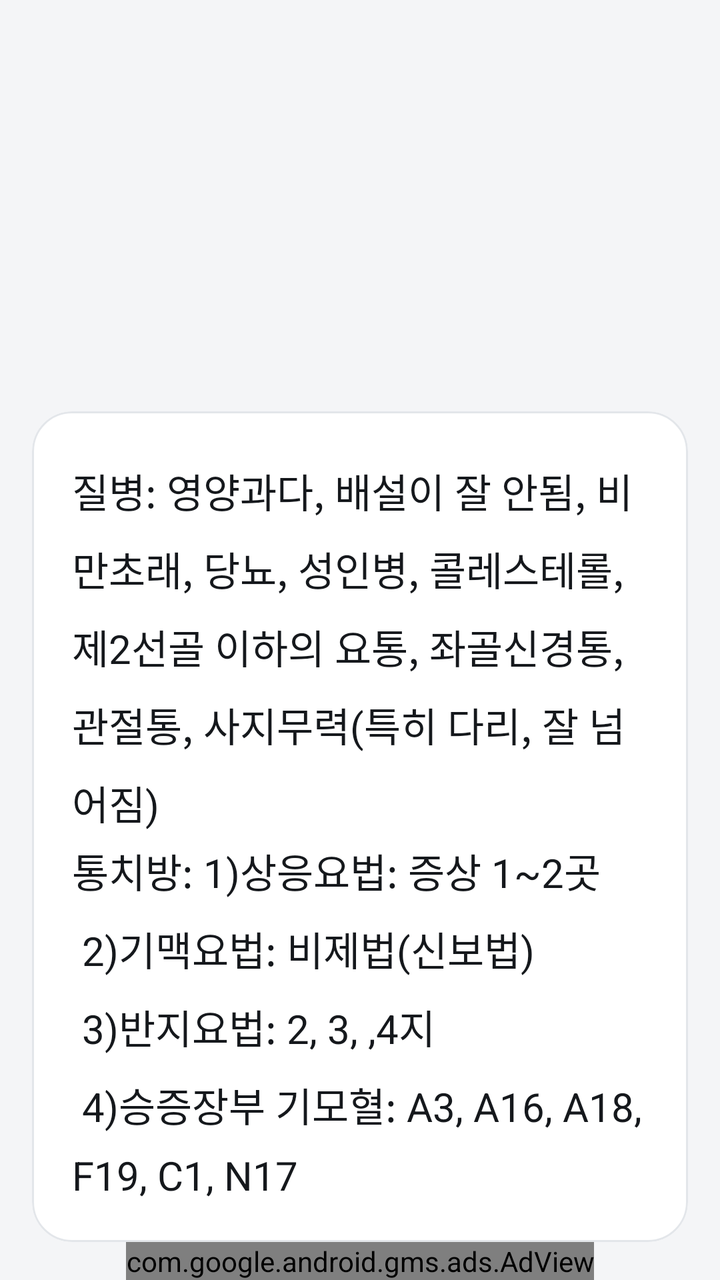
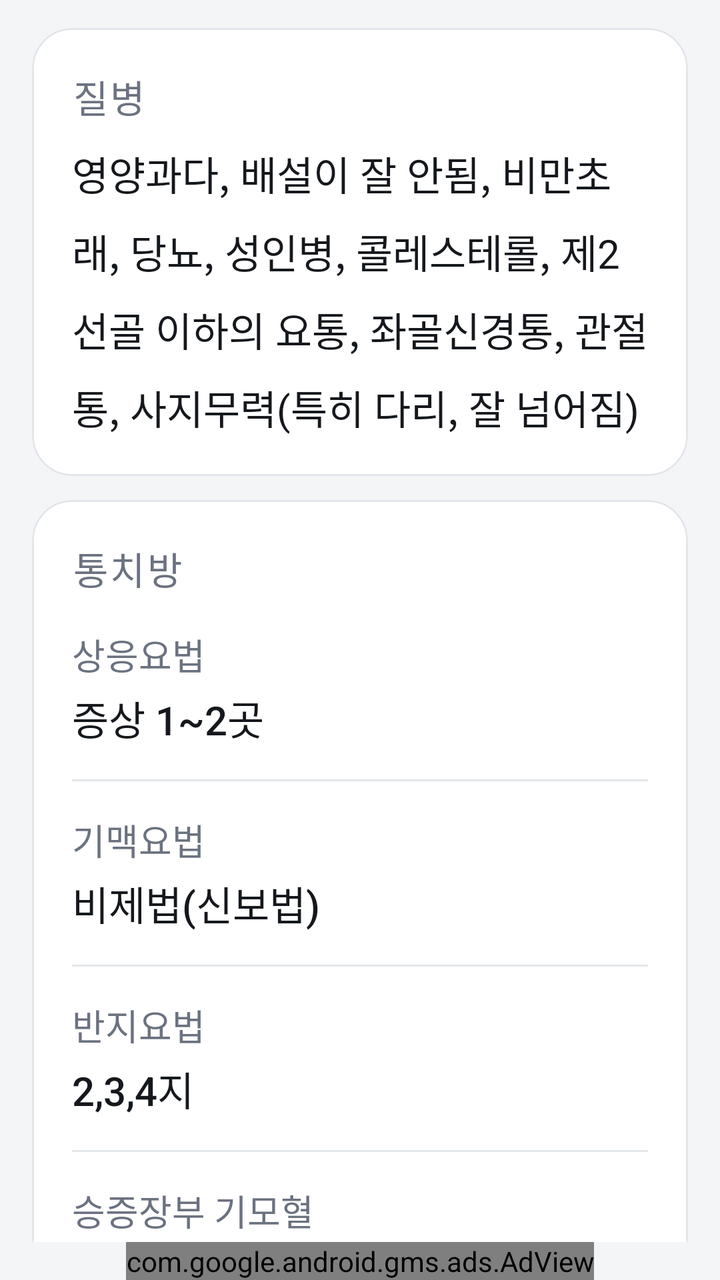

Two renders of the same Android screen: before a commit and after it. Below are the layout's source before the change and the commit's diff.
<!-- AndroidManifest.xml: application theme AppTheme -->
<!-- res/layout/activity_eumsil.xml -->
<RelativeLayout xmlns:android="http://schemas.android.com/apk/res/android"
    xmlns:tools="http://schemas.android.com/tools"
    xmlns:app="http://schemas.android.com/apk/res-auto"
    xmlns:ads="http://schemas.android.com/apk/res-auto"
    android:layout_width="match_parent"
    android:layout_height="match_parent"
    android:paddingTop="@dimen/activity_vertical_margin"
    android:paddingLeft="@dimen/activity_horizontal_margin"
    android:paddingRight="@dimen/activity_horizontal_margin"
    tools:context=".MainActivity" >

    <ScrollView
        android:layout_above="@id/adView"
        android:layout_width="fill_parent"
        android:layout_height="wrap_content" >

        <com.google.android.material.card.MaterialCardView
            android:layout_width="match_parent"
            android:layout_height="wrap_content"
            app:cardBackgroundColor="@color/surface"
            app:cardCornerRadius="@dimen/card_radius"
            app:cardElevation="0dp"
            app:strokeColor="@color/outline"
            app:strokeWidth="1dp" >

        <LinearLayout
            android:layout_width="match_parent"
            android:layout_height="wrap_content"
            android:orientation="vertical"
            android:padding="20dp" >

            <TextView
                android:layout_width="wrap_content"
                android:layout_height="wrap_content"
                android:layout_marginTop="5dp"
                android:text="@string/eumsil"
                style="@style/myTextView" />

            <TextView
                android:layout_width="wrap_content"
                android:layout_height="wrap_content"
                android:layout_marginTop="5dp"
                android:text="@string/eumsil2"
                style="@style/myTextView" />

        </LinearLayout>
        </com.google.android.material.card.MaterialCardView>
    </ScrollView>

    <com.google.android.gms.ads.AdView
        android:id="@+id/adView"
        android:layout_width="wrap_content"
        android:layout_height="wrap_content"
        android:layout_centerHorizontal="true"
        android:layout_alignParentBottom="true"
        ads:adSize="BANNER"
        ads:adUnitId="@string/banner_ad_unit_id" />



</RelativeLayout>
<!-- resources referenced by this layout -->
<resources>
  <color name="outline">#E3E6EA</color>
  <color name="surface">#FFFFFF</color>
  <dimen name="activity_horizontal_margin">16dp</dimen>
  <dimen name="activity_vertical_margin">16dp</dimen>
  <dimen name="card_radius">20dp</dimen>
  <string name="banner_ad_unit_id">ca-app-pub-1253642133922353/2152469025</string>
  <string name="eumsil">질병: 영양과다, 배설이 잘 안됨, 비만초래,
                 당뇨, 성인병, 콜레스테롤, 제2선골 이하의 요통, 좌골신경통, 관절통,
                 사지무력(특히 다리, 잘 넘어짐)</string>
  <string name="eumsil2">통치방: 1)상응요법: 증상 1~2곳 \n
         2)기맥요법: 비제법(신보법)\n
         3)반지요법: 2, 3, ,4지\n
         4)승증장부 기모혈: A3, A16, A18, F19, C1, N17</string>
  <style name="myTextView">
          <item name="android:textSize">20sp</item>
          <item name="android:textColor">@color/text_primary</item>
          <item name="android:lineSpacingMultiplier">1.35</item>
      </style>
  <style name="AppTheme" parent="AppBaseTheme">
          <item name="colorPrimary">@color/bar</item>
          <item name="colorPrimaryDark">@color/bar_dark</item>
          <item name="colorAccent">@color/accent</item>
          <item name="android:windowBackground">@color/bg</item>
          <item name="android:buttonStyle">@style/AppButton</item>
      </style>
  <color name="text_primary">#15181C</color>
  <style name="AppBaseTheme" parent="Theme.MaterialComponents.Light.Bridge">
          
      </style>
  <color name="bar">#14171A</color>
  <color name="bar_dark">#0B0D0F</color>
  <color name="accent">#1F6E43</color>
  <color name="bg">#F4F5F7</color>
  <style name="AppButton" parent="Widget.AppCompat.Button">
          <item name="android:background">@drawable/button_test</item>
          <item name="android:textColor">@color/text_primary</item>
          <item name="android:textSize">24sp</item>
          <item name="android:fontFamily">sans-serif-medium</item>
          <item name="android:textAllCaps">false</item>
          <item name="android:minHeight">78dp</item>
          <item name="android:stateListAnimator">@null</item>
          <item name="android:elevation">0dp</item>
      </style>
  <color name="accent_soft">#E7F1EC</color>
  <!-- unchanged entries left out for length: 1 -->
</resources>

<!-- the commit's change to res/layout/activity_eumsil.xml (unified diff, before → after) -->
@@ -1,50 +1,182 @@
+<?xml version="1.0" encoding="utf-8"?>
 <RelativeLayout xmlns:android="http://schemas.android.com/apk/res/android"
     xmlns:tools="http://schemas.android.com/tools"
     xmlns:app="http://schemas.android.com/apk/res-auto"
     xmlns:ads="http://schemas.android.com/apk/res-auto"
     android:layout_width="match_parent"
     android:layout_height="match_parent"
-    android:paddingTop="@dimen/activity_vertical_margin"
-    android:paddingLeft="@dimen/activity_horizontal_margin"
-    android:paddingRight="@dimen/activity_horizontal_margin"
-    tools:context=".MainActivity" >
+    android:paddingLeft="16dp"
+    android:paddingRight="16dp"
+    android:paddingTop="14dp"
+    tools:context=".Eumsil" >
 
     <ScrollView
+        android:layout_width="match_parent"
+        android:layout_height="match_parent"
+        android:layout_alignParentTop="true"
         android:layout_above="@id/adView"
-        android:layout_width="fill_parent"
-        android:layout_height="wrap_content" >
-
-        <com.google.android.material.card.MaterialCardView
-            android:layout_width="match_parent"
-            android:layout_height="wrap_content"
-            app:cardBackgroundColor="@color/surface"
-            app:cardCornerRadius="@dimen/card_radius"
-            app:cardElevation="0dp"
-            app:strokeColor="@color/outline"
-            app:strokeWidth="1dp" >
+        android:clipToPadding="false"
+        android:paddingBottom="12dp"
+        android:scrollbars="none" >
 
         <LinearLayout
             android:layout_width="match_parent"
             android:layout_height="wrap_content"
-            android:orientation="vertical"
-            android:padding="20dp" >
+            android:orientation="vertical" >
 
-            <TextView
-                android:layout_width="wrap_content"
+            <com.google.android.material.card.MaterialCardView
+                android:layout_width="match_parent"
                 android:layout_height="wrap_content"
-                android:layout_marginTop="5dp"
-                android:text="@string/eumsil"
-                style="@style/myTextView" />
+                app:cardBackgroundColor="@color/surface"
+                app:cardCornerRadius="@dimen/card_radius"
+                app:cardElevation="0dp"
+                app:strokeColor="@color/outline"
+                app:strokeWidth="1dp" >
 
-            <TextView
-                android:layout_width="wrap_content"
+                <LinearLayout
+                    android:layout_width="match_parent"
+                    android:layout_height="wrap_content"
+                    android:orientation="vertical"
+                    android:padding="20dp" >
+
+                    <TextView
+                        android:layout_width="wrap_content"
+                        android:layout_height="wrap_content"
+                        android:text="@string/label_disease"
+                        style="@style/SectionTitle" />
+
+                    <TextView
+                        android:layout_width="match_parent"
+                        android:layout_height="wrap_content"
+                        android:layout_marginTop="10dp"
+                        android:text="@string/eumsil_disease"
+                        style="@style/myTextView" />
+                </LinearLayout>
+            </com.google.android.material.card.MaterialCardView>
+
+            <com.google.android.material.card.MaterialCardView
+                android:layout_width="match_parent"
                 android:layout_height="wrap_content"
-                android:layout_marginTop="5dp"
-                android:text="@string/eumsil2"
-                style="@style/myTextView" />
+                android:layout_marginTop="@dimen/card_gap"
+                app:cardBackgroundColor="@color/surface"
+                app:cardCornerRadius="@dimen/card_radius"
+                app:cardElevation="0dp"
+                app:strokeColor="@color/outline"
+                app:strokeWidth="1dp" >
 
+                <LinearLayout
+                    android:layout_width="match_parent"
+                    android:layout_height="wrap_content"
+                    android:orientation="vertical"
+                    android:padding="20dp" >
+
+                    <TextView
+                        android:layout_width="wrap_content"
+                        android:layout_height="wrap_content"
+                        android:text="@string/label_treatment"
+                        style="@style/SectionTitle" />
+
+                    <LinearLayout
+                        android:layout_width="match_parent"
+                        android:layout_height="wrap_content"
+                        android:layout_marginTop="16dp"
+                        android:orientation="vertical" >
+
+                        <TextView
+                            android:layout_width="wrap_content"
+                            android:layout_height="wrap_content"
+                            android:text="@string/label_sangeung"
+                            style="@style/FieldLabel" />
+
+                        <TextView
+                            android:layout_width="match_parent"
+                            android:layout_height="wrap_content"
+                            android:layout_marginTop="4dp"
+                            android:text="@string/eumsil_sangeung"
+                            style="@style/FieldValue" />
+                    </LinearLayout>
+
+                    <View
+                        android:layout_width="match_parent"
+                        android:layout_height="1dp"
+                        android:layout_marginTop="16dp"
+                        android:background="@color/outline" />
+
+                    <LinearLayout
+                        android:layout_width="match_parent"
+                        android:layout_height="wrap_content"
+                        android:layout_marginTop="16dp"
+                        android:orientation="vertical" >
+
+                        <TextView
+                            android:layout_width="wrap_content"
+                            android:layout_height="wrap_content"
+                            android:text="@string/label_gimaek"
+                            style="@style/FieldLabel" />
+
+                        <TextView
+                            android:layout_width="match_parent"
+                            android:layout_height="wrap_content"
+                            android:layout_marginTop="4dp"
+                            android:text="@string/eumsil_gimaek"
+                            style="@style/FieldValue" />
+                    </LinearLayout>
+
+                    <View
+                        android:layout_width="match_parent"
+                        android:layout_height="1dp"
+                        android:layout_marginTop="16dp"
+                        android:background="@color/outline" />
+
+                    <LinearLayout
+                        android:layout_width="match_parent"
+                        android:layout_height="wrap_content"
+                        android:layout_marginTop="16dp"
+                        android:orientation="vertical" >
+
+                        <TextView
+                            android:layout_width="wrap_content"
+                            android:layout_height="wrap_content"
+                            android:text="@string/label_banji"
+                            style="@style/FieldLabel" />
+
+                        <TextView
+                            android:layout_width="match_parent"
+                            android:layout_height="wrap_content"
+                            android:layout_marginTop="4dp"
+                            android:text="@string/eumsil_banji"
+                            style="@style/FieldValue" />
+                    </LinearLayout>
+
+                    <View
+                        android:layout_width="match_parent"
+                        android:layout_height="1dp"
+                        android:layout_marginTop="16dp"
+                        android:background="@color/outline" />
+
+                    <LinearLayout
+                        android:layout_width="match_parent"
+                        android:layout_height="wrap_content"
+                        android:layout_marginTop="16dp"
+                        android:orientation="vertical" >
+
+                        <TextView
+                            android:layout_width="wrap_content"
+                            android:layout_height="wrap_content"
+                            android:text="@string/label_gimohyeol"
+                            style="@style/FieldLabel" />
+
+                        <TextView
+                            android:layout_width="match_parent"
+                            android:layout_height="wrap_content"
+                            android:layout_marginTop="4dp"
+                            android:text="@string/eumsil_gimohyeol"
+                            style="@style/FieldValue" />
+                    </LinearLayout>
+
+                </LinearLayout>
+            </com.google.android.material.card.MaterialCardView>
         </LinearLayout>
-        </com.google.android.material.card.MaterialCardView>
     </ScrollView>
 
     <com.google.android.gms.ads.AdView
@@ -56,6 +188,4 @@
         ads:adSize="BANNER"
         ads:adUnitId="@string/banner_ad_unit_id" />
 
-
-
 </RelativeLayout>
<!-- resource entries referenced after the edit -->
@@ -2,17 +2,38 @@
 <resources>
   <color name="outline">#E3E6EA</color>
   <color name="surface">#FFFFFF</color>
-  <dimen name="activity_horizontal_margin">16dp</dimen>
-  <dimen name="activity_vertical_margin">16dp</dimen>
+  <dimen name="card_gap">12dp</dimen>
   <dimen name="card_radius">20dp</dimen>
   <string name="banner_ad_unit_id">ca-app-pub-1253642133922353/2152469025</string>
-  <string name="eumsil">질병: 영양과다, 배설이 잘 안됨, 비만초래,
-                 당뇨, 성인병, 콜레스테롤, 제2선골 이하의 요통, 좌골신경통, 관절통,
-                 사지무력(특히 다리, 잘 넘어짐)</string>
-  <string name="eumsil2">통치방: 1)상응요법: 증상 1~2곳 \n
-         2)기맥요법: 비제법(신보법)\n
-         3)반지요법: 2, 3, ,4지\n
-         4)승증장부 기모혈: A3, A16, A18, F19, C1, N17</string>
+  <string name="eumsil_banji">2,3,4지</string>
+  <string name="eumsil_disease">영양과다, 배설이 잘 안됨, 비만초래, 당뇨, 성인병, 콜레스테롤, 제2선골 이하의 요통, 좌골신경통, 관절통, 사지무력(특히 다리, 잘 넘어짐)</string>
+  <string name="eumsil_gimaek">비제법(신보법)</string>
+  <string name="eumsil_gimohyeol">A3, A16, A18, F19, C1, N17</string>
+  <string name="eumsil_sangeung">증상 1~2곳</string>
+  <string name="label_banji">반지요법</string>
+  <string name="label_disease">질병</string>
+  <string name="label_gimaek">기맥요법</string>
+  <string name="label_gimohyeol">승증장부 기모혈</string>
+  <string name="label_sangeung">상응요법</string>
+  <string name="label_treatment">통치방</string>
+  <style name="FieldLabel">
+          <item name="android:textSize">18sp</item>
+          <item name="android:textColor">@color/text_secondary</item>
+          <item name="android:fontFamily">sans-serif</item>
+          <item name="android:lineSpacingMultiplier">1.2</item>
+      </style>
+  <style name="FieldValue">
+          <item name="android:textSize">20sp</item>
+          <item name="android:textColor">@color/text_primary</item>
+          <item name="android:fontFamily">sans-serif-medium</item>
+          <item name="android:lineSpacingMultiplier">1.25</item>
+      </style>
+  <style name="SectionTitle">
+          <item name="android:textSize">19sp</item>
+          <item name="android:textColor">@color/text_secondary</item>
+          <item name="android:fontFamily">sans-serif-medium</item>
+          <item name="android:letterSpacing">0.06</item>
+      </style>
   <style name="myTextView">
           <item name="android:textSize">20sp</item>
           <item name="android:textColor">@color/text_primary</item>
@@ -25,6 +46,7 @@
           <item name="android:windowBackground">@color/bg</item>
           <item name="android:buttonStyle">@style/AppButton</item>
       </style>
+  <color name="text_secondary">#6B7280</color>
   <color name="text_primary">#15181C</color>
   <style name="AppBaseTheme" parent="Theme.MaterialComponents.Light.Bridge">
           
